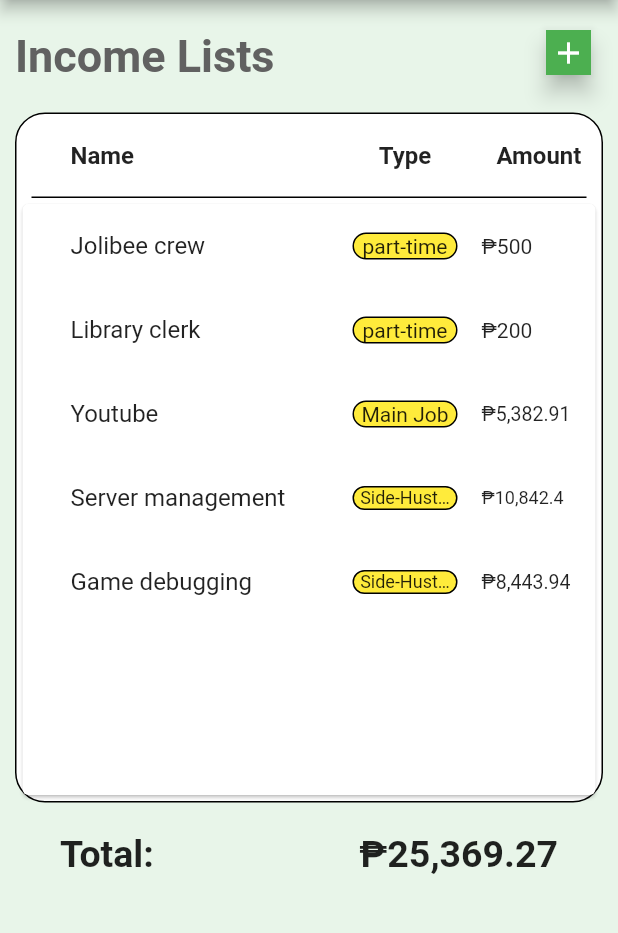
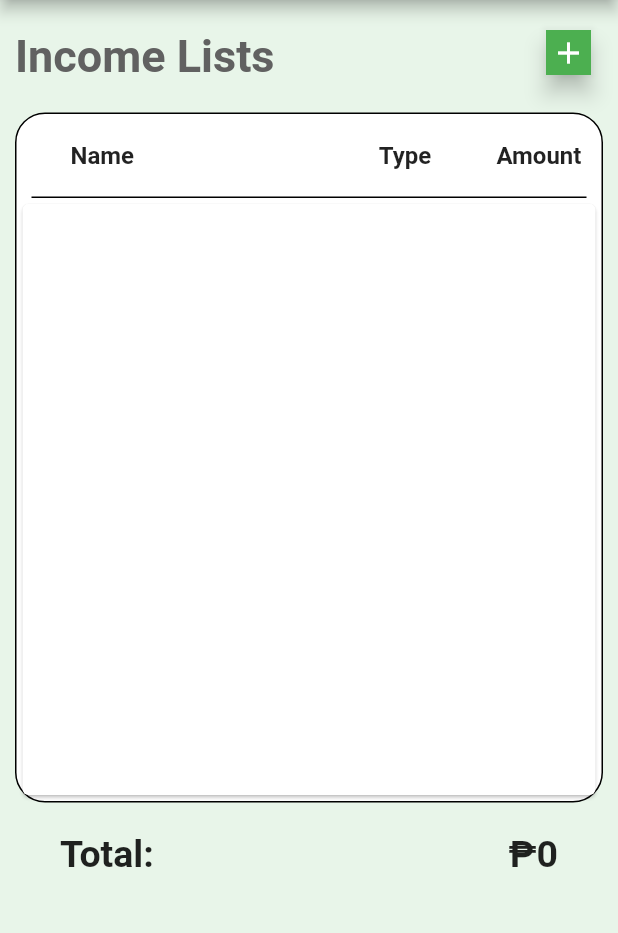
Before and after one commit to vonkulit/fire_moneytor, a Flutter app: the WorkIncomeMonitorScreen screen opened directly, on a phone screen of 412 x 824 dp, the part 84-1017 px from its top. Run offline on Flutter 3.47's test engine with Material 2 defaults, Android fonts, the phone set to English and light mode, and no system bars; drawn by our look-alikes of auto_size_text; our stand-ins replace hive, hive_flutter, shared_preferences, syncfusion_flutter_charts; accounts and stored records are empty.

Commit message:
All MONITORS DONE WITH DATABASE

```diff
--- a/lib/database/database.dart
+++ b/lib/database/database.dart
@@ -11,18 +11,9 @@ class Database{
   }
 
   List<SavingsInvestments> bankList = [
-  SavingsInvestments(name: "BDO", category: "Savings", savings: 24605.231),
-  SavingsInvestments(name: "BPI", category: "Savings", savings: 12322.7882),
-  SavingsInvestments(name: "Bank 3", category: "Investment", savings: 13412.32),
-  SavingsInvestments(name: "Bank 4", category: "Investment", savings: 5422.87),
   ];
 
   List<Income> incomeList = [
-    Income(workName: "Jolibee crew", category: "part-time", incomeAmount: 500.00),
-    Income(workName: "Library clerk",category: "part-time", incomeAmount: 200.00),
-    Income(workName: "Youtube",category: "Main Job", incomeAmount: 5382.91),
-    Income(workName: "Server management",category: "Side-Hustle", incomeAmount: 10842.42),
-    Income(workName: "Game debugging",category: "Side-Hustle", incomeAmount: 8443.94),
   ];
 
   List<Spendings> listBank = [
--- a/lib/functions/construct_income.dart
+++ b/lib/functions/construct_income.dart
@@ -1,6 +1,19 @@
+import 'package:hive/hive.dart';
+part 'construct_income.g.dart';
+
+
+
+
+@HiveType(typeId: 3)
 class Income {
   Income({required this.workName, required this.category, required this.incomeAmount});
+
+  @HiveField(0)
   final String workName;
+
+  @HiveField(1)
   final String category;
+
+  @HiveField(2)
   final double incomeAmount;
 }
--- a/lib/functions/construct_savings_invest.dart
+++ b/lib/functions/construct_savings_invest.dart
@@ -1,6 +1,19 @@
+import 'package:hive/hive.dart';
+part 'construct_savings_invest.g.dart';
+
+
+
+@HiveType(typeId: 2)
 class SavingsInvestments {
-  SavingsInvestments({required this.name, required this.savings, required this.category});
+  SavingsInvestments({
+    required this.name,
+    required this.savings,
+    required this.category});
+
+  @HiveField(0)
   final String name;
+  @HiveField(1)
   final String category;
+  @HiveField(2)
   final double savings;
 }
--- a/lib/functions/functions_income.dart
+++ b/lib/functions/functions_income.dart
@@ -1,6 +1,7 @@
 import 'construct_income.dart';
 import 'package:intl/intl.dart';
 import 'package:fire_moneytor/database/database.dart';
+import 'package:hive/hive.dart';
 
 class FunctionsSavings {
 
@@ -29,31 +30,31 @@ class FunctionsSavings {
     _keys = map.keys.toList();
     _values = map.values.toList();
   }
-
-  List getKeys() {
-    bankSummary();
-    calculateSavingsTotal(incomeList);
-    return _keys;
-  }
-
-  List getValues() {
-    bankSummary();
-    calculateSavingsTotal(incomeList);
-    return _values;
-  }
+  //
+  // List getKeys() {
+  //   bankSummary();
+  //   calculateSavingsTotal(incomeList);
+  //   return _keys;
+  // }
+  //
+  // List getValues() {
+  //   bankSummary();
+  //   calculateSavingsTotal(incomeList);
+  //   return _values;
+  // }
 
   void addList(String workName, String type, double incomeAmount) {
     incomeList.insert(
         0, Income(workName: workName,category: type, incomeAmount: incomeAmount));
   }
 
-  String calculateSavingsTotal(List incomeList) {
+  String calculateSavingsTotal(Box<Income> incomeList) {
     NumberFormat numberFormat = NumberFormat.decimalPattern('hi');
     double cursorHolder = 0.0;
     double totalPrice = 0.0;
 
     for (int i = 0; i < incomeList.length; i++) {
-      cursorHolder = incomeList[i].incomeAmount;
+      cursorHolder = incomeList.getAt(i)!.incomeAmount;
       totalPrice += cursorHolder;
     }
     return numberFormat.format(totalPrice).toString();
--- a/lib/screens/monitor_spendings.dart
+++ b/lib/screens/monitor_spendings.dart
@@ -218,7 +218,6 @@ String total(){
       return const Icon(Icons.add);
     }
 
-    return const Icon(Icons.add);
   }
 
   Future<bool> customBackButton() async {
@@ -338,8 +337,8 @@ String total(){
                               leading: !(paints[index].selected)
                                   ? Visibility(
                                       visible: paints[index].checkbox,
-                                      child: Icon(Icons.circle_outlined))
-                                  : Icon(Icons.check_circle_rounded),
+                                      child: const Icon(Icons.circle_outlined))
+                                  : const Icon(Icons.check_circle_rounded),
                               minLeadingWidth: 0,
                               title: Row(
                                 mainAxisAlignment: MainAxisAlignment
```
Also changed, not shown: lib/functions/functions_savings_invest.dart (+15 -18 lines), lib/main.dart (+7 -0 lines), lib/screens/monitor_savings_invest.dart (+40 -12 lines), lib/screens/monitor_work_income.dart (+59 -33 lines), lib/screens/screen_dashboard.dart (+26 -36 lines), lib/functions/construct_income.g.dart (added), lib/functions/construct_savings_invest.g.dart (added).
